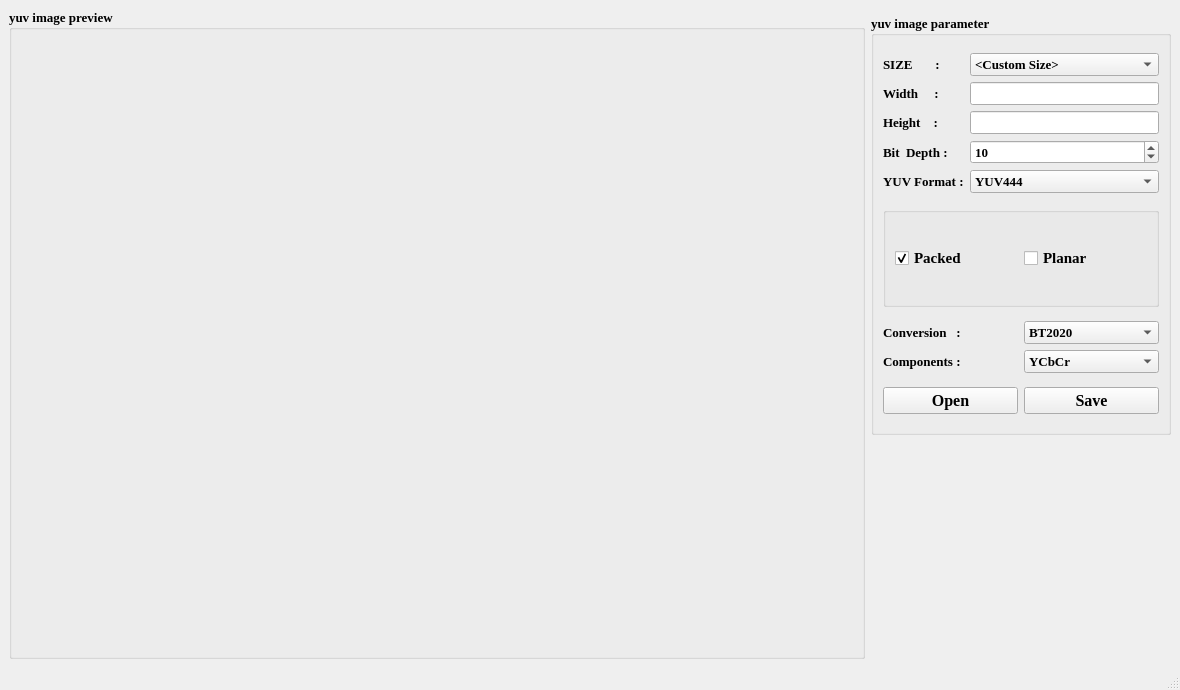
HuJingwen1211/MCISP, file yuv_viewer.ui: the form before one commit.
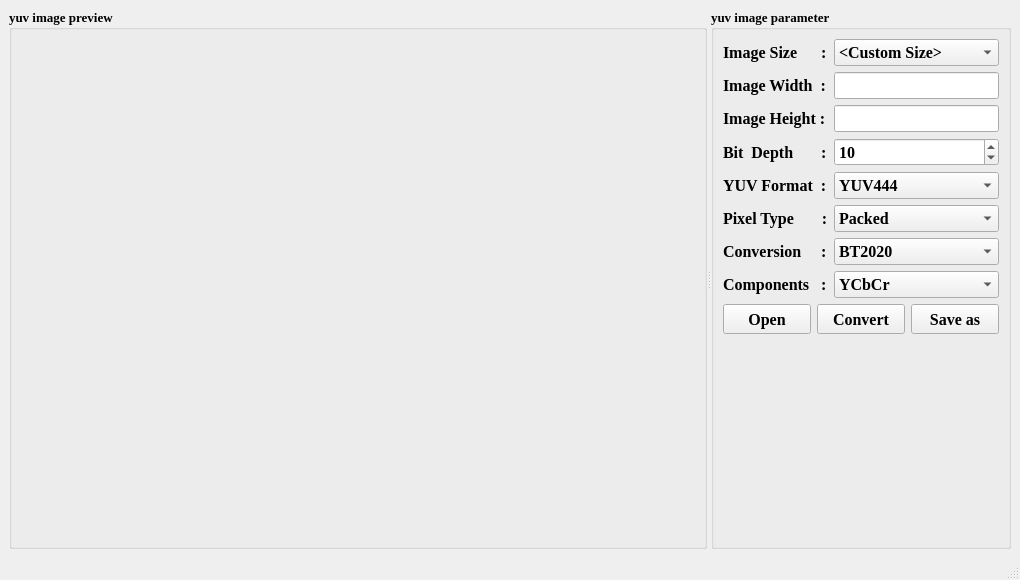
The form after the commit.

Commit message: add yuv422 and yuv420 open and convert,support chinese path

```diff
--- a/yuv_viewer.ui
+++ b/yuv_viewer.ui
@@ -6,14 +6,14 @@
    <rect>
     <x>0</x>
     <y>0</y>
-    <width>1180</width>
-    <height>690</height>
+    <width>1020</width>
+    <height>580</height>
    </rect>
   </property>
   <property name="minimumSize">
    <size>
-    <width>1180</width>
-    <height>690</height>
+    <width>1020</width>
+    <height>580</height>
    </size>
   </property>
   <property name="windowTitle">
@@ -24,20 +24,11 @@
   </property>
   <widget class="QWidget" name="centralwidget">
    <layout class="QGridLayout" name="gridLayout_3">
-    <item row="2" column="1">
-     <spacer name="verticalSpacer">
+    <item row="0" column="0">
+     <widget class="QSplitter" name="splitter">
       <property name="orientation">
-       <enum>Qt::Orientation::Vertical</enum>
+       <enum>Qt::Horizontal</enum>
       </property>
-      <property name="sizeHint" stdset="0">
-       <size>
-        <width>20</width>
-        <height>226</height>
-       </size>
-      </property>
-     </spacer>
-    </item>
-    <item row="0" column="0" rowspan="3">
      <widget class="QGroupBox" name="image_box">
       <property name="font">
        <font>
@@ -55,8 +46,6 @@
        </item>
       </layout>
      </widget>
-    </item>
-    <item row="1" column="1">
      <widget class="QGroupBox" name="groupBox">
       <property name="minimumSize">
        <size>
@@ -80,22 +69,23 @@
       <property name="title">
        <string>yuv image parameter</string>
       </property>
-      <layout class="QGridLayout" name="gridLayout_6">
-       <item row="0" column="0" rowspan="2" colspan="2">
+       <layout class="QGridLayout" name="gridLayout_4">
+        <item row="0" column="0">
         <layout class="QVBoxLayout" name="verticalLayout">
          <item>
           <layout class="QGridLayout" name="gridLayout">
-           <item row="0" column="0">
-            <widget class="QLabel" name="label_4">
+            <item row="6" column="0">
+             <widget class="QLabel" name="label_8">
              <property name="font">
               <font>
                <family>Times New Roman</family>
-               <pointsize>10</pointsize>
+                <pointsize>12</pointsize>
+                <italic>false</italic>
                <bold>true</bold>
               </font>
              </property>
              <property name="text">
-              <string>SIZE       :</string>
+               <string>Conversion     :</string>
              </property>
             </widget>
            </item>
@@ -104,48 +94,52 @@
              <property name="font">
               <font>
                <family>Times New Roman</family>
-               <pointsize>10</pointsize>
+                <pointsize>12</pointsize>
                <bold>true</bold>
               </font>
              </property>
              <property name="text">
-              <string>Width     :</string>
+               <string>Image Width  :</string>
              </property>
             </widget>
            </item>
-           <item row="1" column="2">
-            <widget class="QLineEdit" name="imwidth">
+            <item row="2" column="1">
+             <widget class="QLineEdit" name="imheight">
              <property name="font">
               <font>
                <family>Times New Roman</family>
-               <pointsize>10</pointsize>
+                <pointsize>12</pointsize>
                <bold>true</bold>
               </font>
              </property>
             </widget>
            </item>
+            <item row="7" column="0">
+             <widget class="QLabel" name="label_9">
+              <property name="font">
+               <font>
+                <family>Times New Roman</family>
+                <pointsize>12</pointsize>
+                <italic>false</italic>
+                <bold>true</bold>
+               </font>
+              </property>
+              <property name="text">
+               <string>Components   :</string>
+              </property>
+             </widget>
+            </item>
            <item row="2" column="0">
             <widget class="QLabel" name="label_2">
              <property name="font">
               <font>
                <family>Times New Roman</family>
-               <pointsize>10</pointsize>
+                <pointsize>12</pointsize>
                <bold>true</bold>
               </font>
              </property>
              <property name="text">
-              <string>Height    :</string>
-             </property>
-            </widget>
-           </item>
-           <item row="2" column="2">
-            <widget class="QLineEdit" name="imheight">
-             <property name="font">
-              <font>
-               <family>Times New Roman</family>
-               <pointsize>10</pointsize>
-               <bold>true</bold>
-              </font>
+               <string>Image Height :</string>
              </property>
             </widget>
            </item>
@@ -154,22 +148,22 @@
              <property name="font">
               <font>
                <family>Times New Roman</family>
-               <pointsize>10</pointsize>
+                <pointsize>12</pointsize>
                <italic>false</italic>
                <bold>true</bold>
               </font>
              </property>
              <property name="text">
-              <string>Bit  Depth :</string>
+               <string>Bit  Depth       :</string>
              </property>
             </widget>
            </item>
-           <item row="3" column="2">
+            <item row="3" column="1">
             <widget class="QSpinBox" name="spin_bit">
              <property name="font">
               <font>
                <family>Times New Roman</family>
-               <pointsize>10</pointsize>
+                <pointsize>12</pointsize>
                <bold>true</bold>
               </font>
              </property>
@@ -184,26 +178,33 @@
              </property>
             </widget>
            </item>
-           <item row="4" column="0" colspan="2">
-            <widget class="QLabel" name="label_3">
+            <item row="5" column="1">
+             <widget class="QComboBox" name="packtype_combx">
              <property name="font">
               <font>
                <family>Times New Roman</family>
-               <pointsize>10</pointsize>
+                <pointsize>12</pointsize>
                <bold>true</bold>
               </font>
              </property>
+              <item>
              <property name="text">
-              <string>YUV Format :</string>
-             </property>
-            </widget>
-           </item>
-           <item row="4" column="2">
+                <string>Packed</string>
+               </property>
+              </item>
+              <item>
+               <property name="text">
+                <string>Planar</string>
+               </property>
+              </item>
+             </widget>
+            </item>
+            <item row="4" column="1">
             <widget class="QComboBox" name="yuv_format">
              <property name="font">
               <font>
                <family>Times New Roman</family>
-               <pointsize>10</pointsize>
+                <pointsize>12</pointsize>
                <bold>true</bold>
               </font>
              </property>
@@ -224,8 +225,111 @@
              </item>
             </widget>
            </item>
-           <item row="0" column="2">
+            <item row="4" column="0">
+             <widget class="QLabel" name="label_3">
+              <property name="font">
+               <font>
+                <family>Times New Roman</family>
+                <pointsize>12</pointsize>
+                <bold>true</bold>
+               </font>
+              </property>
+              <property name="text">
+               <string>YUV Format  :</string>
+              </property>
+             </widget>
+            </item>
+            <item row="0" column="0">
+             <widget class="QLabel" name="label_4">
+              <property name="font">
+               <font>
+                <family>Times New Roman</family>
+                <pointsize>12</pointsize>
+                <bold>true</bold>
+               </font>
+              </property>
+              <property name="text">
+               <string>Image Size      :</string>
+              </property>
+             </widget>
+            </item>
+            <item row="6" column="1">
+             <widget class="QComboBox" name="conversion_combx">
+              <property name="font">
+               <font>
+                <family>Times New Roman</family>
+                <pointsize>12</pointsize>
+                <bold>true</bold>
+               </font>
+              </property>
+              <item>
+               <property name="text">
+                <string>BT2020</string>
+               </property>
+              </item>
+              <item>
+               <property name="text">
+                <string>BT601</string>
+               </property>
+              </item>
+              <item>
+               <property name="text">
+                <string>Rec709</string>
+               </property>
+              </item>
+             </widget>
+            </item>
+            <item row="1" column="1">
+             <widget class="QLineEdit" name="imwidth">
+              <property name="font">
+               <font>
+                <family>Times New Roman</family>
+                <pointsize>12</pointsize>
+                <bold>true</bold>
+               </font>
+              </property>
+             </widget>
+            </item>
+            <item row="7" column="1">
+             <widget class="QComboBox" name="component_combx">
+              <property name="font">
+               <font>
+                <family>Times New Roman</family>
+                <pointsize>12</pointsize>
+                <bold>true</bold>
+               </font>
+              </property>
+              <item>
+               <property name="text">
+                <string>YCbCr</string>
+               </property>
+              </item>
+              <item>
+               <property name="text">
+                <string>Y</string>
+               </property>
+              </item>
+              <item>
+               <property name="text">
+                <string>Cb</string>
+               </property>
+              </item>
+              <item>
+               <property name="text">
+                <string>Cr</string>
+               </property>
+              </item>
+             </widget>
+            </item>
+            <item row="0" column="1">
             <widget class="QComboBox" name="size_combox">
+              <property name="font">
+               <font>
+                <family>Times New Roman</family>
+                <pointsize>12</pointsize>
+                <bold>true</bold>
+               </font>
+              </property>
              <item>
               <property name="text">
                <string>&lt;Custom Size&gt;</string>
@@ -273,156 +377,18 @@
              </item>
             </widget>
            </item>
-          </layout>
-         </item>
-         <item>
-          <widget class="QGroupBox" name="groupBox_2">
-           <property name="enabled">
-            <bool>true</bool>
-           </property>
-           <property name="sizePolicy">
-            <sizepolicy hsizetype="Preferred" vsizetype="Fixed">
-             <horstretch>0</horstretch>
-             <verstretch>0</verstretch>
-            </sizepolicy>
-           </property>
-           <property name="minimumSize">
-            <size>
-             <width>0</width>
-             <height>100</height>
-            </size>
-           </property>
-           <property name="title">
-            <string/>
-           </property>
-           <property name="checkable">
-            <bool>false</bool>
-           </property>
-           <property name="checked">
-            <bool>false</bool>
-           </property>
-           <layout class="QGridLayout" name="gridLayout_4">
-            <item row="0" column="1">
-             <widget class="QCheckBox" name="planar_check">
+            <item row="5" column="0">
+             <widget class="QLabel" name="label_5">
               <property name="font">
                <font>
                 <family>Times New Roman</family>
-                <pointsize>11</pointsize>
+                <pointsize>12</pointsize>
                 <bold>true</bold>
                </font>
               </property>
               <property name="text">
-               <string>Planar</string>
+               <string>Pixel Type       :</string>
               </property>
-             </widget>
-            </item>
-            <item row="0" column="0">
-             <widget class="QCheckBox" name="packed_check">
-              <property name="font">
-               <font>
-                <family>Times New Roman</family>
-                <pointsize>11</pointsize>
-                <bold>true</bold>
-               </font>
-              </property>
-              <property name="text">
-               <string>Packed</string>
-              </property>
-              <property name="checked">
-               <bool>true</bool>
-              </property>
-             </widget>
-            </item>
-           </layout>
-          </widget>
-         </item>
-         <item>
-          <layout class="QGridLayout" name="gridLayout_5">
-           <item row="0" column="0">
-            <widget class="QLabel" name="label_8">
-             <property name="font">
-              <font>
-               <family>Times New Roman</family>
-               <pointsize>10</pointsize>
-               <italic>false</italic>
-               <bold>true</bold>
-              </font>
-             </property>
-             <property name="text">
-              <string>Conversion   :</string>
-             </property>
-            </widget>
-           </item>
-           <item row="0" column="1">
-            <widget class="QComboBox" name="conversion_combx">
-             <property name="font">
-              <font>
-               <family>Times New Roman</family>
-               <pointsize>10</pointsize>
-               <bold>true</bold>
-              </font>
-             </property>
-             <item>
-              <property name="text">
-               <string>BT2020</string>
-              </property>
-             </item>
-             <item>
-              <property name="text">
-               <string>BT601</string>
-              </property>
-             </item>
-             <item>
-              <property name="text">
-               <string>Rec709</string>
-              </property>
-             </item>
-            </widget>
-           </item>
-           <item row="1" column="0">
-            <widget class="QLabel" name="label_9">
-             <property name="font">
-              <font>
-               <family>Times New Roman</family>
-               <pointsize>10</pointsize>
-               <italic>false</italic>
-               <bold>true</bold>
-              </font>
-             </property>
-             <property name="text">
-              <string>Components :</string>
-             </property>
-            </widget>
-           </item>
-           <item row="1" column="1">
-            <widget class="QComboBox" name="component_combx">
-             <property name="font">
-              <font>
-               <family>Times New Roman</family>
-               <pointsize>10</pointsize>
-               <bold>true</bold>
-              </font>
-             </property>
-             <item>
-              <property name="text">
-               <string>YCbCr</string>
-              </property>
-             </item>
-             <item>
-              <property name="text">
-               <string>Y</string>
-              </property>
-             </item>
-             <item>
-              <property name="text">
-               <string>Cb</string>
-              </property>
-             </item>
-             <item>
-              <property name="text">
-               <string>Cr</string>
-              </property>
-             </item>
             </widget>
            </item>
           </layout>
@@ -431,6 +397,12 @@
           <layout class="QHBoxLayout" name="horizontalLayout">
            <item>
             <widget class="QPushButton" name="btn_open">
+              <property name="minimumSize">
+               <size>
+                <width>0</width>
+                <height>30</height>
+               </size>
+              </property>
              <property name="font">
               <font>
                <family>Times New Roman</family>
@@ -443,8 +415,34 @@
              </property>
             </widget>
            </item>
+            <item>
+             <widget class="QPushButton" name="convert_btn">
+              <property name="minimumSize">
+               <size>
+                <width>0</width>
+                <height>30</height>
+               </size>
+              </property>
+              <property name="font">
+               <font>
+                <family>Times New Roman</family>
+                <pointsize>12</pointsize>
+                <bold>true</bold>
+               </font>
+              </property>
+              <property name="text">
+               <string>Convert</string>
+              </property>
+             </widget>
+            </item>
            <item>
             <widget class="QPushButton" name="save">
+              <property name="minimumSize">
+               <size>
+                <width>0</width>
+                <height>30</height>
+               </size>
+              </property>
              <property name="font">
               <font>
                <family>Times New Roman</family>
@@ -453,15 +451,29 @@
               </font>
              </property>
              <property name="text">
-              <string>Save</string>
+               <string>Save as</string>
              </property>
             </widget>
            </item>
           </layout>
          </item>
+          <item>
+           <spacer name="verticalSpacer">
+            <property name="orientation">
+             <enum>Qt::Vertical</enum>
+            </property>
+            <property name="sizeHint" stdset="0">
+             <size>
+              <width>20</width>
+              <height>226</height>
+             </size>
+            </property>
+           </spacer>
+          </item>
         </layout>
        </item>
       </layout>
+      </widget>
      </widget>
     </item>
    </layout>
```
Lines whose indentation alone changed are shown as unchanged. The commit also changes 36 other files.
